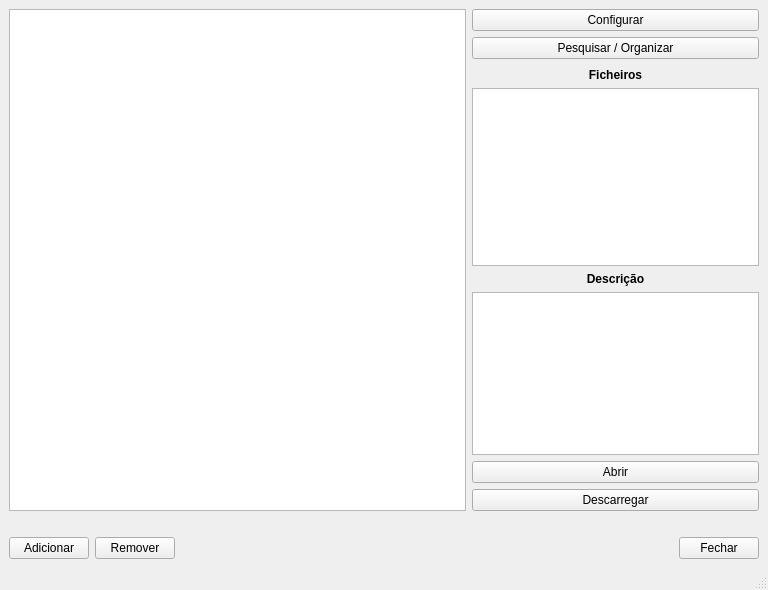
First picture: the form in UI/ui_Main.ui, repository InUrSys/FileMx, before the edit.
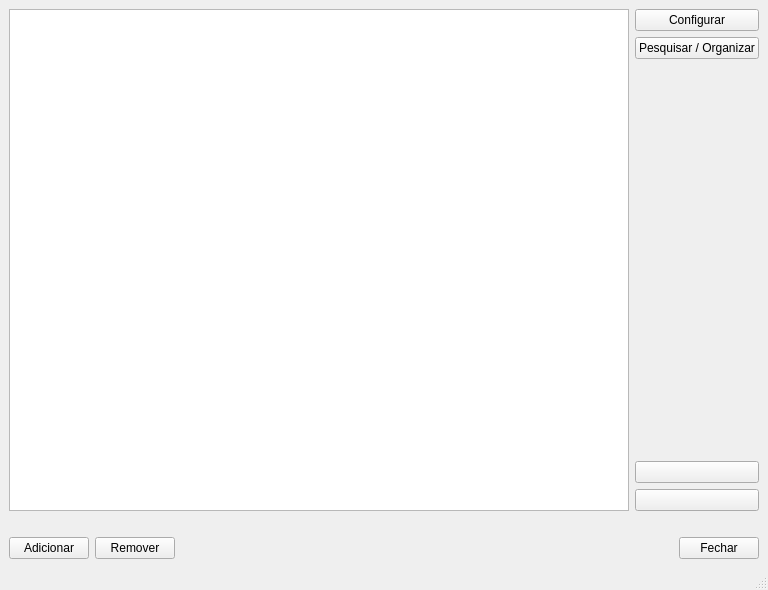
Second picture: the form after the edit.

What changed in the file:
```diff
--- a/UI/ui_Main.ui
+++ b/UI/ui_Main.ui
@@ -56,52 +56,10 @@
         </property>
        </spacer>
       </item>
-      <item>
-       <widget class="QLabel" name="ficheriosLabel">
-        <property name="font">
-         <font>
-          <weight>75</weight>
-          <bold>true</bold>
-         </font>
-        </property>
-        <property name="text">
-         <string>Ficheiros</string>
-        </property>
-        <property name="alignment">
-         <set>Qt::AlignCenter</set>
-        </property>
-       </widget>
-      </item>
-      <item>
-       <widget class="QListWidget" name="filesListWidget"/>
-      </item>
      </layout>
     </item>
     <item row="1" column="1">
      <layout class="QVBoxLayout" name="verticalLayout_4">
-      <item>
-       <widget class="QLabel" name="label">
-        <property name="text">
-         <string>&lt;html&gt;&lt;head/&gt;&lt;body&gt;&lt;p&gt;&lt;span style=&quot; font-weight:600;&quot;&gt;Descrição&lt;/span&gt;&lt;/p&gt;&lt;/body&gt;&lt;/html&gt;</string>
-        </property>
-        <property name="alignment">
-         <set>Qt::AlignCenter</set>
-        </property>
-       </widget>
-      </item>
-      <item>
-       <widget class="QPlainTextEdit" name="PTEDescricao">
-        <property name="sizePolicy">
-         <sizepolicy hsizetype="Preferred" vsizetype="Expanding">
-          <horstretch>0</horstretch>
-          <verstretch>0</verstretch>
-         </sizepolicy>
-        </property>
-        <property name="readOnly">
-         <bool>true</bool>
-        </property>
-       </widget>
-      </item>
       <item>
        <widget class="QPushButton" name="PBOpen">
         <property name="sizePolicy">
@@ -111,7 +69,7 @@
          </sizepolicy>
         </property>
         <property name="text">
-         <string>Abrir</string>
+         <string/>
         </property>
        </widget>
       </item>
@@ -124,7 +82,7 @@
          </sizepolicy>
         </property>
         <property name="text">
-         <string>Descarregar</string>
+         <string/>
         </property>
        </widget>
       </item>
```
